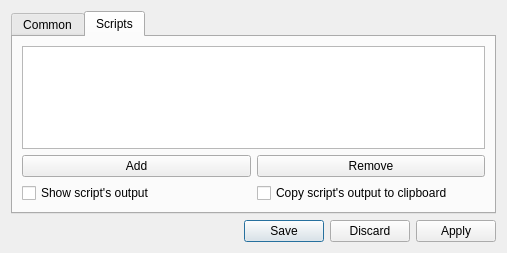
Before: the Qt Designer form configdialog.ui in proton/zNotes, drawn with Qt 5.
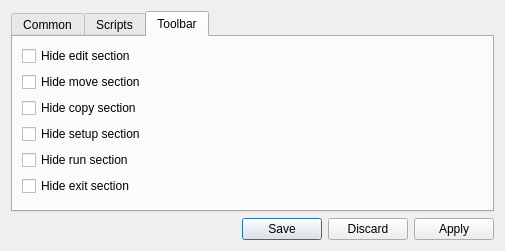
After: the same form once the commit is applied. Icons and pictures are not drawn.

Diff of the .ui file:
```diff
--- a/configdialog.ui
+++ b/configdialog.ui
@@ -6,8 +6,8 @@
    <rect>
     <x>0</x>
     <y>0</y>
-    <width>507</width>
-    <height>253</height>
+    <width>505</width>
+    <height>251</height>
    </rect>
   </property>
   <property name="windowTitle">
@@ -21,7 +21,7 @@
    <item>
     <widget class="QTabWidget" name="tabWidget">
      <property name="currentIndex">
-      <number>1</number>
+      <number>2</number>
      </property>
      <widget class="QWidget" name="tab">
       <attribute name="title">
@@ -200,6 +200,79 @@
        </item>
       </layout>
      </widget>
+     <widget class="QWidget" name="tab_3">
+      <attribute name="title">
+       <string>Toolbar</string>
+      </attribute>
+      <layout class="QVBoxLayout" name="verticalLayout_4">
+       <item>
+        <widget class="QCheckBox" name="cb_tbHideEdit">
+         <property name="text">
+          <string>Hide edit section</string>
+         </property>
+         <property name="icon">
+          <iconset resource="znotes.qrc">
+           <normaloff>:/res/add.png</normaloff>:/res/add.png</iconset>
+         </property>
+        </widget>
+       </item>
+       <item>
+        <widget class="QCheckBox" name="cb_tbHideMove">
+         <property name="text">
+          <string>Hide move section</string>
+         </property>
+         <property name="icon">
+          <iconset resource="znotes.qrc">
+           <normaloff>:/res/next.png</normaloff>:/res/next.png</iconset>
+         </property>
+        </widget>
+       </item>
+       <item>
+        <widget class="QCheckBox" name="cb_tbHideCopy">
+         <property name="text">
+          <string>Hide copy section</string>
+         </property>
+         <property name="icon">
+          <iconset resource="znotes.qrc">
+           <normaloff>:/res/copy.png</normaloff>:/res/copy.png</iconset>
+         </property>
+        </widget>
+       </item>
+       <item>
+        <widget class="QCheckBox" name="cb_tbHideSetup">
+         <property name="text">
+          <string>Hide setup section</string>
+         </property>
+         <property name="icon">
+          <iconset resource="znotes.qrc">
+           <normaloff>:/res/settings.png</normaloff>:/res/settings.png</iconset>
+         </property>
+        </widget>
+       </item>
+       <item>
+        <widget class="QCheckBox" name="cb_tbHideRun">
+         <property name="text">
+          <string>Hide run section</string>
+         </property>
+         <property name="icon">
+          <iconset resource="znotes.qrc">
+           <normaloff>:/res/exec.png</normaloff>:/res/exec.png</iconset>
+         </property>
+        </widget>
+       </item>
+       <item>
+        <widget class="QCheckBox" name="cb_tbHideExit">
+         <property name="text">
+          <string>Hide exit section</string>
+         </property>
+         <property name="icon">
+          <iconset resource="znotes.qrc">
+           <normaloff>:/res/exit.png</normaloff>:/res/exit.png</iconset>
+         </property>
+        </widget>
+       </item>
+      </layout>
+     </widget>
     </widget>
    </item>
    <item>
```
